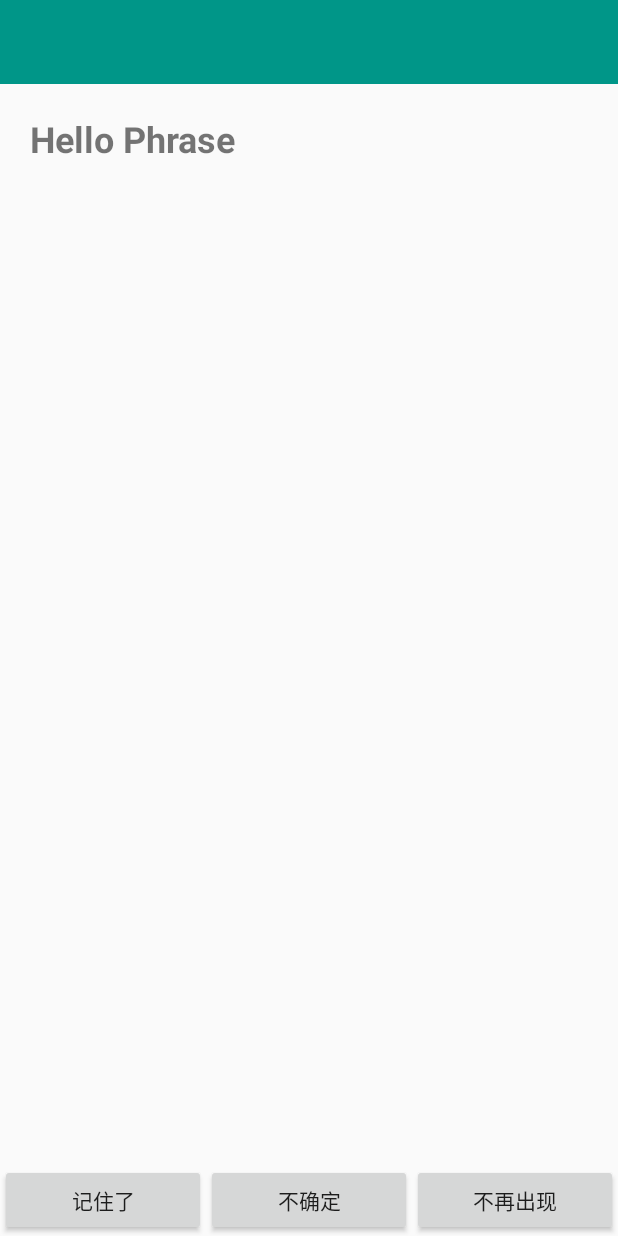
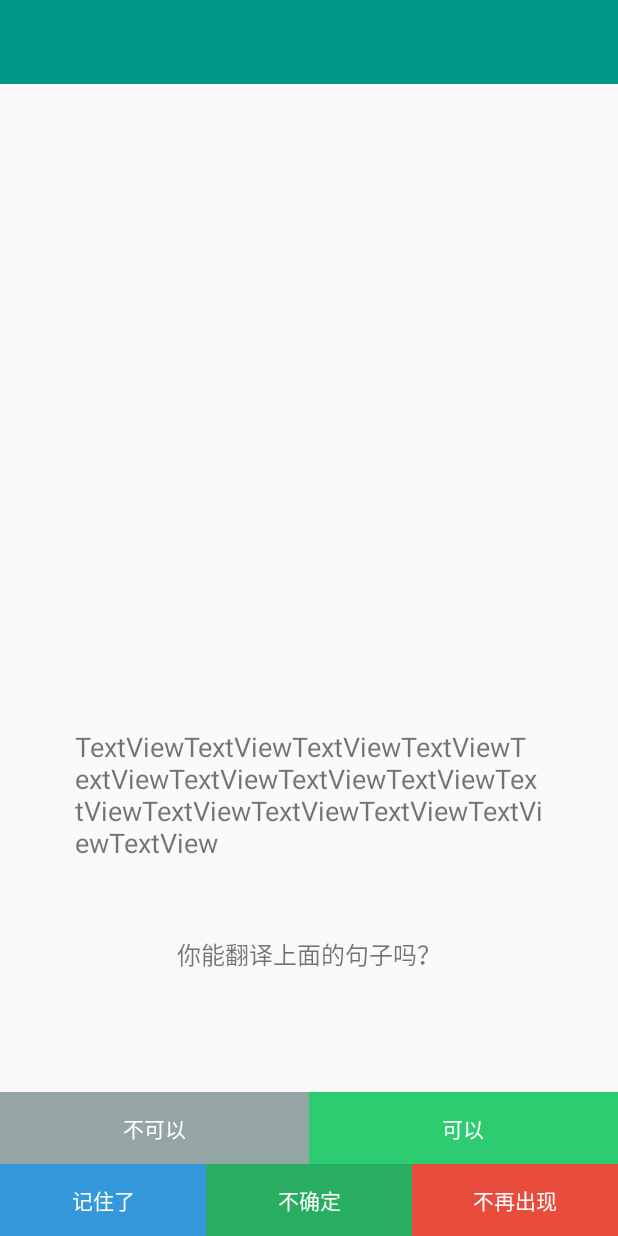
Before and after one commit to helloliuyiming/Cet46PhraseApp, an Android app: the layout fragment_learn.xml on its own in the app's theme, with its tools: preview values and no code run, on a phone screen of 412 x 824 dp. Run offline under Robolectric (Android 15) with nearby library versions, the light colour scheme and no system bars.

Commit message:
基本功能已完成

```diff
--- a/app/src/main/java/com/example/cet46phrase/fragment/ReviewFragment.kt
+++ b/app/src/main/java/com/example/cet46phrase/fragment/ReviewFragment.kt
@@ -30,4 +30,6 @@ class ReviewFragment : Fragment() {
         return dataBinding.root
     }
 
+
+
 }
--- a/app/src/main/res/layout/fragment_learn.xml
+++ b/app/src/main/res/layout/fragment_learn.xml
@@ -29,7 +29,8 @@
                     android:layout_width="match_parent"
                     android:layout_height="match_parent"
                     android:orientation="vertical"
-                    android:paddingHorizontal="20dp">
+                    android:paddingHorizontal="20dp"
+                    tools:visibility="gone">
 
                     <TextView
                         android:id="@+id/tv_phrase"
@@ -104,31 +105,33 @@
                     android:id="@+id/tv_test_phrase"
                     android:layout_width="wrap_content"
                     android:layout_height="wrap_content"
-                    android:layout_marginTop="140dp"
+                    android:layout_marginBottom="50dp"
                     android:text="TextView"
                     android:textSize="28sp"
                     android:textStyle="bold"
+                    app:layout_constraintBottom_toTopOf="@+id/textView2"
                     app:layout_constraintEnd_toEndOf="parent"
                     app:layout_constraintHorizontal_bias="0.498"
-                    app:layout_constraintStart_toStartOf="parent"
-                    app:layout_constraintTop_toTopOf="parent" />
+                    app:layout_constraintStart_toStartOf="parent" />
 
                 <TextView
                     android:id="@+id/textView2"
                     android:layout_width="wrap_content"
                     android:layout_height="wrap_content"
-                    android:layout_marginTop="20dp"
+                    android:layout_marginBottom="80dp"
                     android:text="上面那个短语你认识吗？"
+                    android:textSize="16sp"
+                    app:layout_constraintBottom_toTopOf="@+id/btn_test_dont_know"
                     app:layout_constraintEnd_toEndOf="parent"
-                    app:layout_constraintStart_toStartOf="parent"
-                    app:layout_constraintTop_toBottomOf="@+id/tv_test_phrase" />
+                    app:layout_constraintStart_toStartOf="parent" />
 
                 <Button
                     android:id="@+id/btn_test_dont_know"
-                    android:layout_width="wrap_content"
+                    android:layout_width="0dp"
                     android:layout_height="wrap_content"
-                    android:layout_marginBottom="120dp"
+                    android:background="#BDC3C7"
                     android:text="不认识"
+                    android:textColor="@color/white"
                     app:layout_constraintBottom_toBottomOf="parent"
                     app:layout_constraintEnd_toStartOf="@+id/btn_test_know"
                     app:layout_constraintHorizontal_bias="0.5"
@@ -136,9 +139,11 @@
 
                 <Button
                     android:id="@+id/btn_test_know"
-                    android:layout_width="wrap_content"
+                    android:layout_width="0dp"
                     android:layout_height="wrap_content"
+                    android:background="#2ECC71"
                     android:text="认识"
+                    android:textColor="@color/white"
                     app:layout_constraintBottom_toBottomOf="@+id/btn_test_dont_know"
                     app:layout_constraintEnd_toEndOf="parent"
                     app:layout_constraintHorizontal_bias="0.5"
@@ -150,46 +155,51 @@
                 android:layout_width="match_parent"
                 android:layout_height="match_parent"
                 android:visibility="gone"
-                tools:visibility="gone">
+                tools:visibility="visible">
 
                 <TextView
                     android:id="@+id/tv_write_example"
                     android:layout_width="0dp"
                     android:layout_height="wrap_content"
                     android:layout_marginHorizontal="50dp"
-                    android:layout_marginTop="140dp"
+                    android:layout_marginBottom="50dp"
                     android:text="TextViewTextViewTextViewTextViewTextViewTextViewTextViewTextViewTextViewTextViewTextViewTextViewTextViewTextView"
                     android:textSize="18sp"
+                    app:layout_constraintBottom_toTopOf="@+id/textView4"
                     app:layout_constraintEnd_toEndOf="parent"
-                    app:layout_constraintStart_toStartOf="parent"
-                    app:layout_constraintTop_toTopOf="parent" />
+                    app:layout_constraintStart_toStartOf="parent" />
 
                 <TextView
                     android:id="@+id/textView4"
                     android:layout_width="wrap_content"
                     android:layout_height="wrap_content"
-                    android:layout_marginTop="30dp"
+                    android:layout_marginBottom="80dp"
                     android:text="你能翻译上面的句子吗？"
+                    android:textSize="16sp"
+                    app:layout_constraintBottom_toTopOf="@+id/btn_write_dont"
                     app:layout_constraintEnd_toEndOf="parent"
-                    app:layout_constraintStart_toStartOf="parent"
-                    app:layout_constraintTop_toBottomOf="@+id/tv_write_example" />
+                    app:layout_constraintStart_toStartOf="parent" />
 
                 <Button
                     android:id="@+id/btn_write_dont"
-                    android:layout_width="wrap_content"
+                    android:layout_width="0dp"
                     android:layout_height="wrap_content"
-                    android:layout_marginBottom="120dp"
-                    android:text="不能"
+                    android:background="#95A5A6"
+                    android:text="不可以"
+                    android:textColor="@color/white"
                     app:layout_constraintBottom_toBottomOf="parent"
                     app:layout_constraintEnd_toStartOf="@+id/btn_write_do"
                     app:layout_constraintHorizontal_bias="0.5"
+                    app:layout_constraintHorizontal_chainStyle="spread"
                     app:layout_constraintStart_toStartOf="parent" />
 
                 <Button
                     android:id="@+id/btn_write_do"
-                    android:layout_width="wrap_content"
+                    android:layout_width="0dp"
                     android:layout_height="wrap_content"
                     android:text="可以"
+                    android:background="#2ECC71"
+                    android:textColor="@color/white"
                     app:layout_constraintBottom_toBottomOf="@+id/btn_write_dont"
                     app:layout_constraintEnd_toEndOf="parent"
                     app:layout_constraintHorizontal_bias="0.5"
@@ -206,6 +216,8 @@
             <Button
                 android:id="@+id/action_ok"
                 android:layout_width="0dp"
+                android:background="#3498DB"
+                android:textColor="@color/white"
                 android:layout_height="wrap_content"
                 android:layout_weight="1"
                 android:text="记住了" />
@@ -213,6 +225,8 @@
             <Button
                 android:id="@+id/action_unsure"
                 android:layout_width="0dp"
+                android:background="#27AE60"
+                android:textColor="@color/white"
                 android:layout_height="wrap_content"
                 android:layout_weight="1"
                 android:text="不确定" />
@@ -220,6 +234,8 @@
             <Button
                 android:id="@+id/action_skip"
                 android:layout_width="0dp"
+                android:background="#E74C3C"
+                android:textColor="@color/white"
                 android:layout_height="wrap_content"
                 android:layout_weight="1"
                 android:text="不再出现" />
```
Also changed, not shown: app/src/main/assets/phrases.json.
